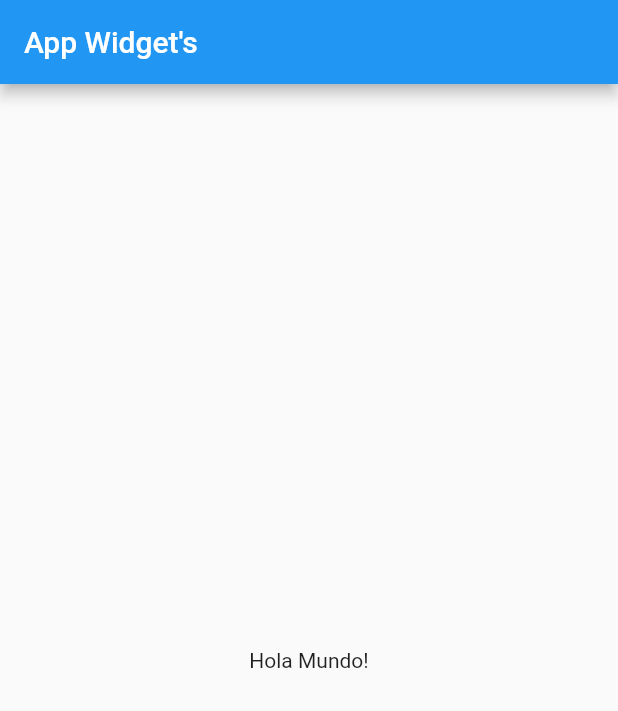
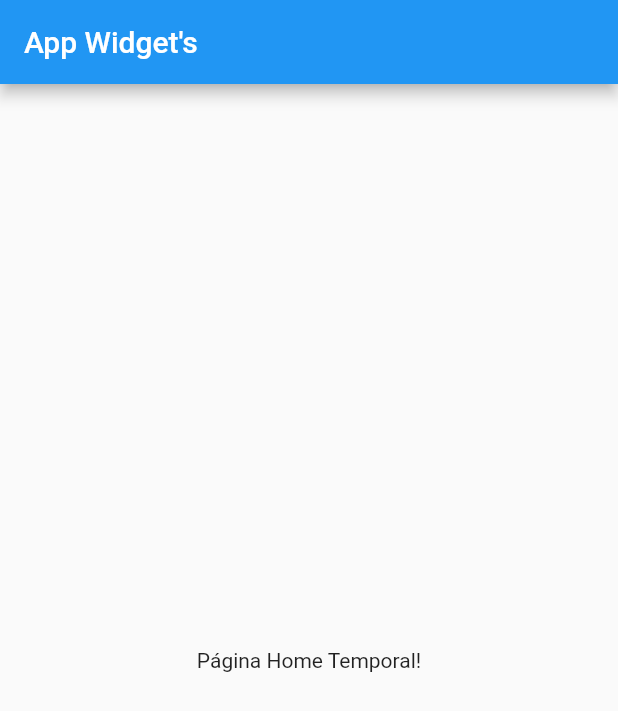
Before and after one commit to bayalad7/flutter-curso-widgets, a Flutter app: the screen it shows after launch, on a phone screen of 412 x 824 dp. Shown: the top 711 px of the screen. Run offline on Flutter 3.47's test engine with Material 2 defaults, Android fonts, the phone set to English and light mode, and no system bars.

Commit message:
feat(home_tmp): temporary homepage with stateless widget

```diff
--- a/lib/main.dart
+++ b/lib/main.dart
@@ -1,10 +1,14 @@
 /*
  * Notas.
- * 01 - Extensión Awesome Flutter Snippets: Con el comando "mateapp",
- *      se crea toda la interface gráfica para lanzar una aplicación de Flutter por defecto.
+ * 01 - Awesome Flutter Snippets: Comando "mateapp"
+ *      Crea toda la interface gráfica para lanzar una aplicación de Flutter por defecto.
+ * 02 - Awesome Flutter Snippets: Comando "statelessW"
+ *      Crea toda la interface de una clase para un StatelessWidget
  */
 
 import 'package:flutter/material.dart';
+
+import 'src/pages/home_tmp.dart';
 
 void main() => runApp(MyApp());
 
@@ -18,11 +22,7 @@ class MyApp extends StatelessWidget {
         appBar: AppBar(
           title: Text("App Widget's"),
         ),
-        body: Center(
-          child: Container(
-            child: Text("Hola Mundo!"),
-          ),
-        ),
+        body: PageHomeTmp(),
       ),
     );
   }
--- /dev/null
+++ b/lib/src/pages/home_tmp.dart
@@ -0,0 +1,15 @@
+/*
+ * Notas.
+ * 01 - Creamos una pagina de inicio temporal para explicar como funcionan los
+ *      widget's Listviews y como trabajar las listas de varias maneras.
+ */
+import 'package:flutter/material.dart';
+
+class PageHomeTmp extends StatelessWidget {
+  @override
+  Widget build(BuildContext context) {
+    return Center(
+      child: Text("Página Home Temporal!"),
+    );
+  }
+}
```
